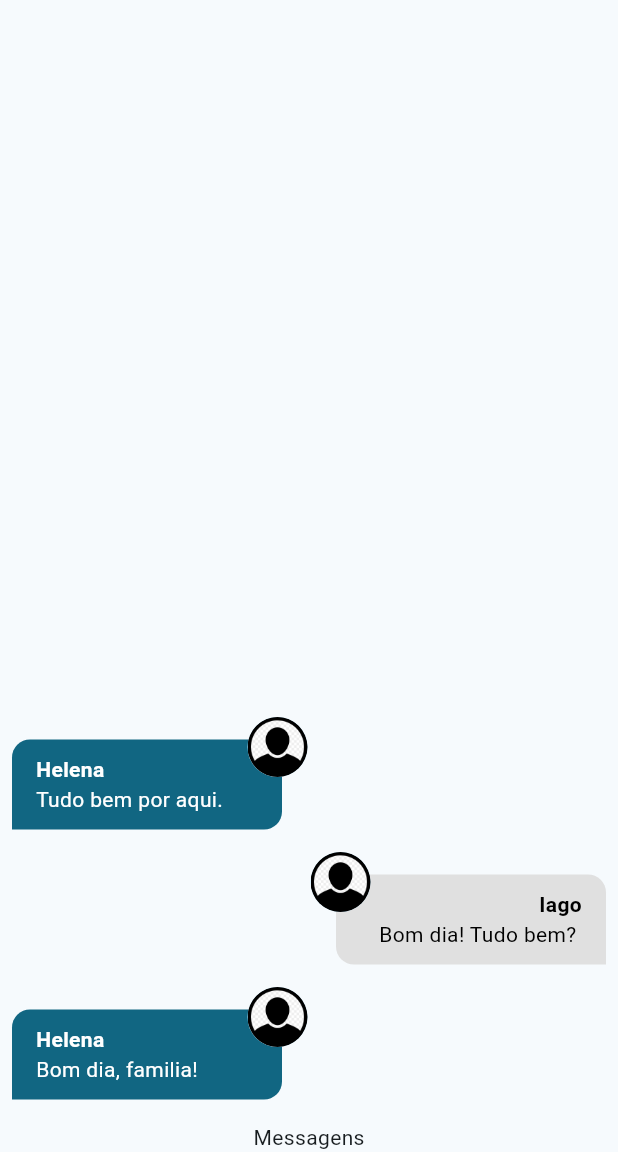
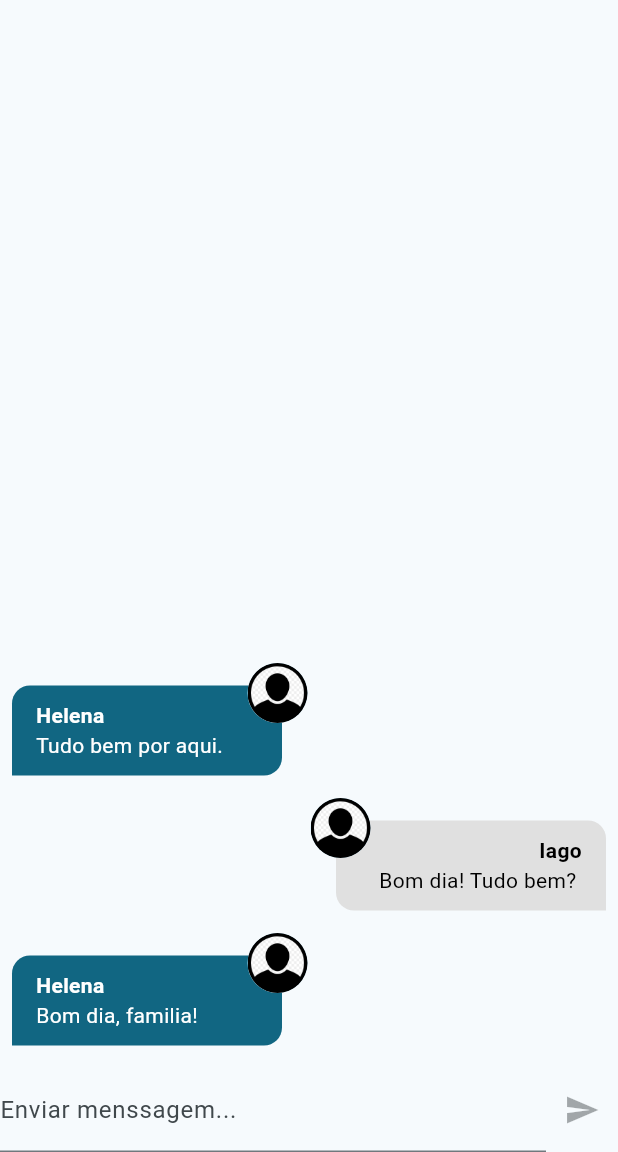
Before and after one commit to IagoMesquita/chat_flutter, a Flutter app: the screen it shows after launch, on a phone screen of 412 x 824 dp, the part 84-1236 px from its top. Run offline on Flutter 3.47's test engine with Material 3 defaults, Android fonts, the phone set to English and light mode, and no system bars; our stand-ins replace image_picker; accounts and stored records are empty.

Commit message:
feat: add text message and send message

```diff
--- a/lib/widgets/new_message.dart
+++ b/lib/widgets/new_message.dart
@@ -1,12 +1,48 @@
+import 'package:chat_2025/core/service/auth/auth_service.dart';
+import 'package:chat_2025/core/service/chat/chat_service.dart';
 import 'package:flutter/material.dart';
 
-class NewMessage extends StatelessWidget {
+class NewMessage extends StatefulWidget {
   const NewMessage({super.key});
 
   @override
+  State<NewMessage> createState() => _NewMessageState();
+}
+
+class _NewMessageState extends State<NewMessage> {
+  String _message = '';
+  final _messageController = TextEditingController();
+
+  Future<void> _sendMessage() async {
+    final user = AuthService().currentUser;
+
+    if (user != null) {
+      await ChatService().save(_message, user);
+      _messageController.clear();
+    }
+  }
+
+  @override
   Widget build(BuildContext context) {
-    return const Center(
-      child: Text('Messagens'),
+    return Row(
+      children: [
+        Expanded(
+          child: TextField(
+            controller: _messageController,
+            onChanged: (msg) => setState(() => _message = msg),
+            decoration: const InputDecoration(labelText: 'Enviar menssagem...'),
+            onSubmitted: (_) {
+              if(_message.trim().isEmpty) {
+                _sendMessage();
+              }
+            },
+          ),
+        ),
+        IconButton(
+          icon: const Icon(Icons.send),
+          onPressed: _message.trim().isEmpty ? null : _sendMessage,
+        )
+      ],
     );
   }
 }
```
